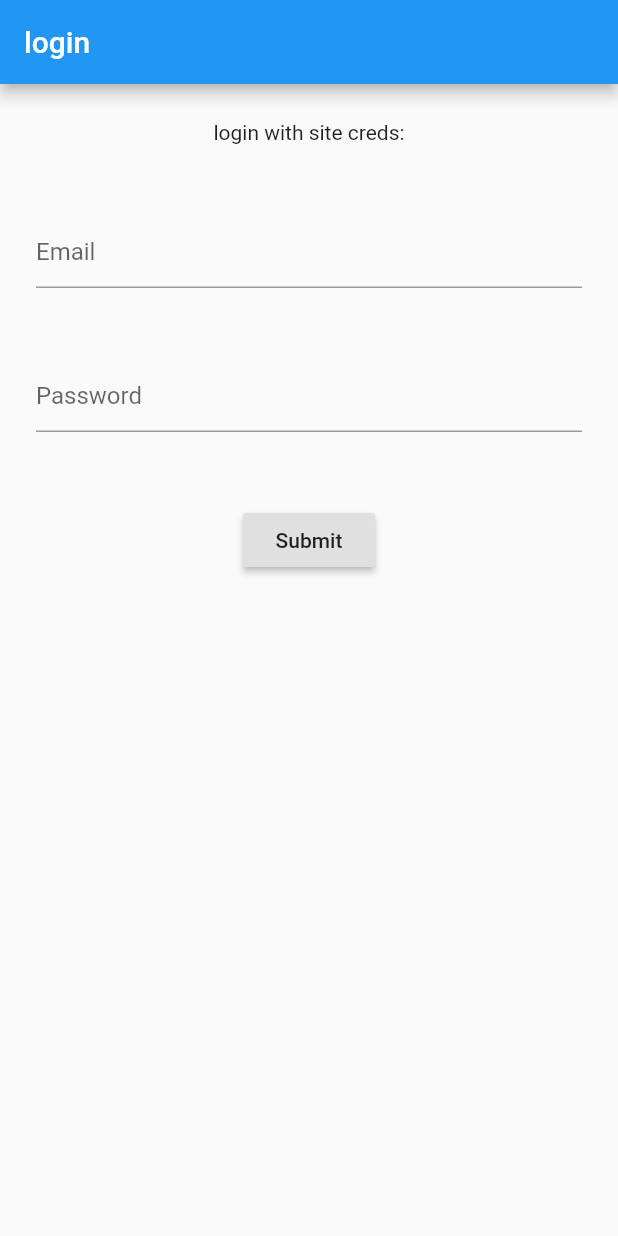
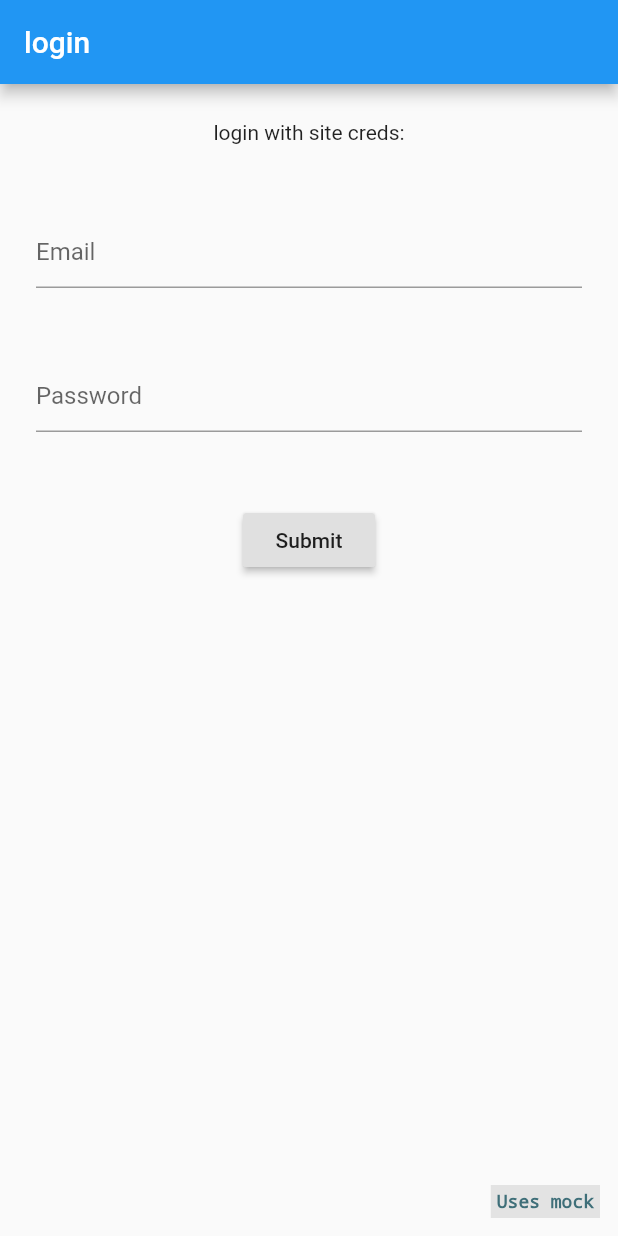
Before and after one commit to SAP/gigya-nSS, a Flutter app: the screen it shows after launch, on a phone screen of 412 x 824 dp. Run offline on Flutter 3.47's test engine with Material 2 defaults, Android fonts, the phone set to English and light mode, and no system bars; generated files the repository leaves out were written again.

Commit message:
#106142 - Code review & mock protection.

```diff
--- a/lib/main.dart
+++ b/lib/main.dart
@@ -6,9 +6,6 @@ import 'package:gigya_native_screensets_engine/nss_runner.dart';
 import 'package:provider/provider.dart';
 
 void main() => runApp(MyApp());
-
-@pragma('vm:entry-point')
-void launch() => {};
 
 class MyApp extends StatelessWidget {
   // This widget is the root of your application.
@@ -24,6 +21,7 @@ class MyApp extends StatelessWidget {
         layoutScreenSet: (Main main, String initialRoute) {
           return NssLayoutBuilder(initialRoute).render(main.screens);
         },
+        //TODO: Set this value as false when building frameworks!!
         useMockData: true,
       ),
     );
--- a/lib/nss_ignition.dart
+++ b/lib/nss_ignition.dart
@@ -81,8 +81,8 @@ class NssIgnitionWidget extends StatelessWidget {
   Widget createAppWidget(platformAware, markup, initialRoute, layout) {
     // Currently ignoring platform awareness.
     return (platformAware && Platform.isIOS)
-        ? NativeScreensCupertinoApp(markup, initialRoute, layout)
-        : NativeScreensMaterialApp(markup, initialRoute, layout);
+        ? NativeScreensCupertinoApp(markup, initialRoute, layout, useMockData)
+        : NativeScreensMaterialApp(markup, initialRoute, layout, useMockData);
   }
 }
 
@@ -93,15 +93,22 @@ class NativeScreensMaterialApp extends MaterialApp {
   final Layout layout;
   final Main markup;
   final String initialRoute;
+  final bool isMock;
 
   NativeScreensMaterialApp(
     this.markup,
     this.initialRoute,
     this.layout,
+    this.isMock,
   );
 
   @override
-  Widget get home => layout(markup, initialRoute);
+  Widget get home {
+    if (isMock) {
+      return _homeMockProtector(layout(markup, initialRoute));
+    }
+    return layout(markup, initialRoute);
+  }
 }
 
 /// Customized CupertinoApp for iOS devices.
@@ -109,13 +116,53 @@ class NativeScreensCupertinoApp extends CupertinoApp {
   final Layout layout;
   final Main markup;
   final String initialRoute;
+  final bool isMock;
 
   NativeScreensCupertinoApp(
     this.markup,
     this.initialRoute,
     this.layout,
+    this.isMock,
   );
 
   @override
-  Widget get home => layout(markup, initialRoute);
+  Widget get home {
+    if (isMock) {
+      return _homeMockProtector(layout(markup, initialRoute));
+    }
+    return layout(markup, initialRoute);
+  }
 }
+
+/// Helper function that will place a "Uses mock" tag in the bottom right if the screen
+/// when using development mocks.
+Widget _homeMockProtector(childLayout) {
+  return Stack(
+    children: <Widget>[
+      childLayout,
+      Align(
+        alignment: Alignment.bottomRight,
+        child: Padding(
+          padding: const EdgeInsets.all(12.0),
+          child: Container(
+            decoration: new BoxDecoration(
+              color: Color(0x66c1c1c1),
+            ),
+            child: Padding(
+              padding: const EdgeInsets.all(4.0),
+              child: Text(
+                'Uses mock',
+                style: TextStyle(
+                  decoration: TextDecoration.none,
+                  fontSize: 12,
+                  fontWeight: FontWeight.w600,
+                  color: Color(0xff3f6f79),
+                ),
+              ),
+            ),
+          ),
+        ),
+      )
+    ],
+  );
+}
--- a/lib/nss_injector.dart
+++ b/lib/nss_injector.dart
@@ -9,15 +9,14 @@ import 'components/nss_label_widgets.dart';
 enum NssWidgetType { label, input, email, password, submit }
 
 class NssWidgetFactory {
-  // TODO: Add formKey to create.
   Widget create(NssWidgetType type, NssWidgetData data) {
     switch (type) {
       case NssWidgetType.label:
-        // TODO: Handle this case.
         return NssLabelWidget(widgetData: data);
       case NssWidgetType.input:
       case NssWidgetType.email:
       case NssWidgetType.password:
+        //TODO GlobalKey should be fetched from the FormRegistry. Remove from constructor.
         return NssTextInputWidget(formKey: GlobalKey(), widgetData: data);
       case NssWidgetType.submit:
         return NssSubmitWidget(widgetData: data);
--- a/lib/nss_runner.dart
+++ b/lib/nss_runner.dart
@@ -9,65 +9,72 @@ import 'package:gigya_native_screensets_engine/nss_injector.dart';
 enum NssAlignment { vertical, horizontal }
 
 class NssLayoutBuilder {
-  final String layoutName;
+  final String _screenId;
 
-  NssLayoutBuilder(this.layoutName);
+  NssLayoutBuilder(this._screenId);
 
-  // The render method should be render the json to one Widget.
-
-  Widget render(Map<String, Screen> screensList) {
-    if (!screensList.containsKey(this.layoutName)) {
+  /// Main rendering action providing screen map & requested screen id.
+  Widget render(Map<String, Screen> screenMap) {
+    if (screenMap.unavailable(_screenId)) {
       return NssErrorWidget.routeMissMatch();
     }
 
-    final Screen screen = screensList[this.layoutName];
-
+    final Screen screen = screenMap[_screenId];
     if (screen.children.isNullOrEmpty()) {
       return NssErrorWidget.screenWithNotChildren();
     }
 
     final List<NssWidgetData> children = screen.children;
-
-    return _build(screen, _renderWidgets(children));
+    return _build(
+      screen,
+      _renderWidgets(children),
+    );
   }
 
-  List<Widget> _renderWidgets(List<NssWidgetData> listOfWidgets) {
+  Widget _build(Screen screen, List<Widget> list) {
+    //TODO: Hardcoded to Material!!!
+    return Scaffold(
+      appBar: screen.appBar != null
+          ? AppBar(
+              title: Text(screen.appBar['textKey']),
+            )
+          : null,
+      body: SafeArea(
+        child: NssForm(
+          screenId: screen.id,
+          layoutForm: () => _groupBy(screen.align, list,),
+        ),
+      ),
+    );
+  }
+
+  List<Widget> _renderWidgets(List<NssWidgetData> children) {
     List<Widget> widgets = [];
 
-    if (listOfWidgets.isEmpty) {
+    if (children.isEmpty) {
       return widgets;
     }
 
-    listOfWidgets.forEach((widget) {
-      bool isNotNull = widget.children != null ? true : false;
-
-      if (isNotNull) {
-        widgets.add(_groupBy(widget.stack, _renderWidgets(widget.children)));
+    children.forEach((widget) {
+      if (widget.children != null) {
+        widgets.add(
+          _groupBy(
+            widget.stack,
+            _renderWidgets(widget.children),
+          ),
+        );
       } else {
-        widgets.add(NssWidgetFactory().create(widget.type, widget));
+        widgets.add(
+          NssWidgetFactory().create(widget.type, widget),
+        );
       }
     });
-
     return widgets;
   }
 
-  Widget _build(Screen screen, List<Widget> list) {
-    return Scaffold(
-        appBar: screen.appBar != null
-            ? AppBar(
-                title: Text(screen.appBar['textKey']),
-              )
-            : null,
-        body: SafeArea(
-          child: NssForm(
-            screenId: screen.id,
-            layoutForm: () => _groupBy(screen.align, list),
-          ),
-        ));
-  }
-
-  // Render the list by alignment.
+  /// Render list according to provided alignment property.
   Widget _groupBy(NssAlignment alignment, List list) {
+    //TODO: Row & Column widgets are highly customizable. Don't forget.
     switch (alignment) {
       case NssAlignment.vertical:
         return Column(children: list);
@@ -79,8 +86,16 @@ class NssLayoutBuilder {
   }
 }
 
+//TODO: Move extensions to an extension specific file?
+
 extension IterableExt on Iterable {
   bool isNullOrEmpty() {
     return this == null || this.isEmpty;
   }
 }
+
+extension MapExt<T, V> on Map<T, V> {
+  bool unavailable(T key) {
+    return !this.containsKey(key);
+  }
+}
--- a/lib/theme/nss_decoration_mixins.dart
+++ b/lib/theme/nss_decoration_mixins.dart
@@ -40,14 +40,15 @@
     }
   }
 
-  /// Get a [Color] instance after parsing the a color hext string.
-  Color _getColorWithHex(String hexColorString) {
+  /// Get a [Color] instance after parsing the a color hex string.
+  /// and [opacity] optional value is available using common opacity two letter pattern.
+  Color _getColorWithHex(String hexColorString, {String opacity}) {
     if (hexColorString == null) {
       return null;
     }
     hexColorString = hexColorString.toUpperCase().replaceAll("#", "");
     if (hexColorString.length == 6) {
-      hexColorString = "FF" + hexColorString;
+      hexColorString = (opacity ?? "FF") + hexColorString;
     }
     int colorInt = int.parse(hexColorString, radix: 16);
     return Color(colorInt);
--- a/pubspec.yaml
+++ b/pubspec.yaml
@@ -31,10 +31,10 @@ dependencies:
   cupertino_icons: ^0.1.2
 
 dev_dependencies:
+  test:
+  mockito:
   flutter_test:
     sdk: flutter
-  test:
-  mockito:
   build_runner: ^1.7.3
   json_serializable: ^3.2.5
 
```
Also changed, not shown: 5 other files.
